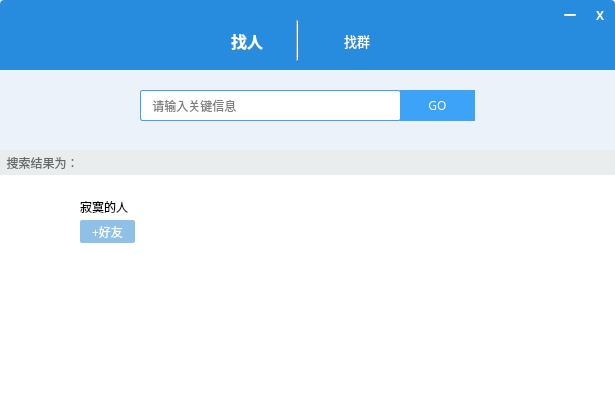
supermanc88/WeiTalk, file searchwidget.ui: the form before one commit.
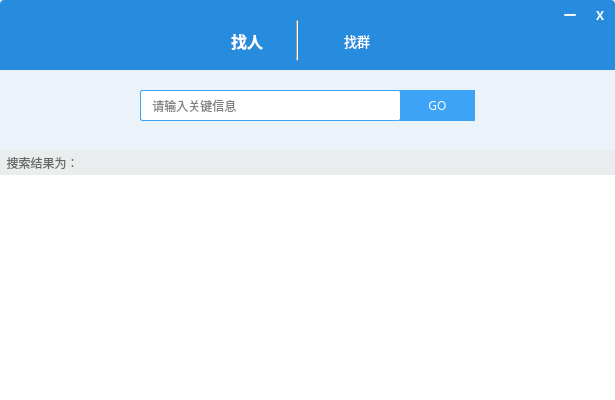
The form after the commit. Icons and pictures are not drawn.

Commit message: 添加搜索好友功能并显示，未添加分页功能

Diff of the .ui file:
```diff
--- a/searchwidget.ui
+++ b/searchwidget.ui
@@ -275,68 +275,16 @@
     <property name="styleSheet">
      <string notr="true">background:white;</string>
     </property>
-    <widget class="QLabel" name="label_7">
+    <widget class="QWidget" name="gridLayoutWidget">
      <property name="geometry">
       <rect>
-       <x>20</x>
-       <y>20</y>
-       <width>50</width>
-       <height>50</height>
+       <x>-1</x>
+       <y>-1</y>
+       <width>621</width>
+       <height>231</height>
       </rect>
      </property>
-     <property name="styleSheet">
-      <string notr="true">image: url(:/images/touxiang01.jpg);
-border-radius:2px;</string>
-     </property>
-     <property name="text">
-      <string/>
-     </property>
-    </widget>
-    <widget class="QLabel" name="label_8">
-     <property name="geometry">
-      <rect>
-       <x>80</x>
-       <y>22</y>
-       <width>211</width>
-       <height>20</height>
-      </rect>
-     </property>
-     <property name="font">
-      <font>
-       <family>微软雅黑</family>
-      </font>
-     </property>
-     <property name="text">
-      <string>寂寞的人</string>
-     </property>
-    </widget>
-    <widget class="QPushButton" name="pushButton_2">
-     <property name="geometry">
-      <rect>
-       <x>80</x>
-       <y>45</y>
-       <width>55</width>
-       <height>23</height>
-      </rect>
-     </property>
-     <property name="font">
-      <font>
-       <family>微软雅黑</family>
-      </font>
-     </property>
-     <property name="styleSheet">
-      <string notr="true">QPushButton{
-   color:white;
-   background:rgb(143,192,231);
-   border-radius:2px;
-}
-QPushButton:hover{
-   background:rgb(89,169,236);
-}</string>
-     </property>
-     <property name="text">
-      <string>+好友</string>
-     </property>
+     <layout class="QGridLayout" name="gridLayout"/>
     </widget>
    </widget>
   </widget>
```
Left out of the diff: 2 changed lines with no effect on the pictures. The commit also changes 13 other files.
